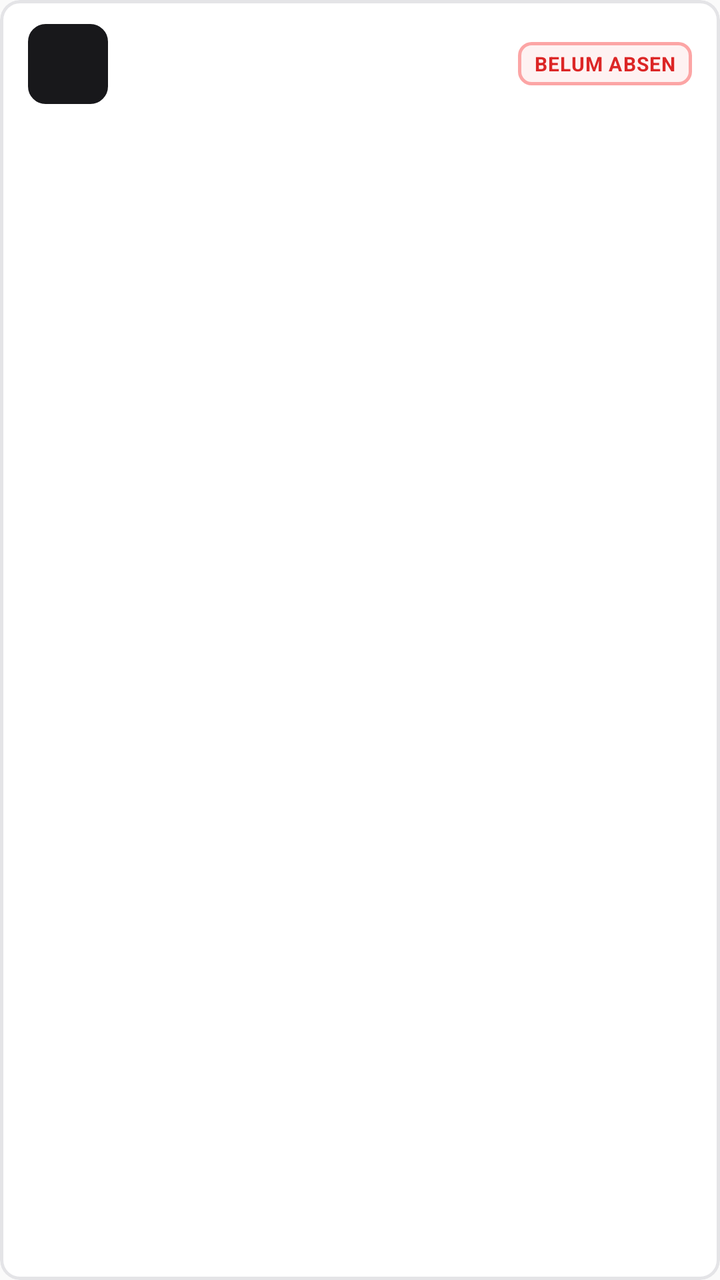
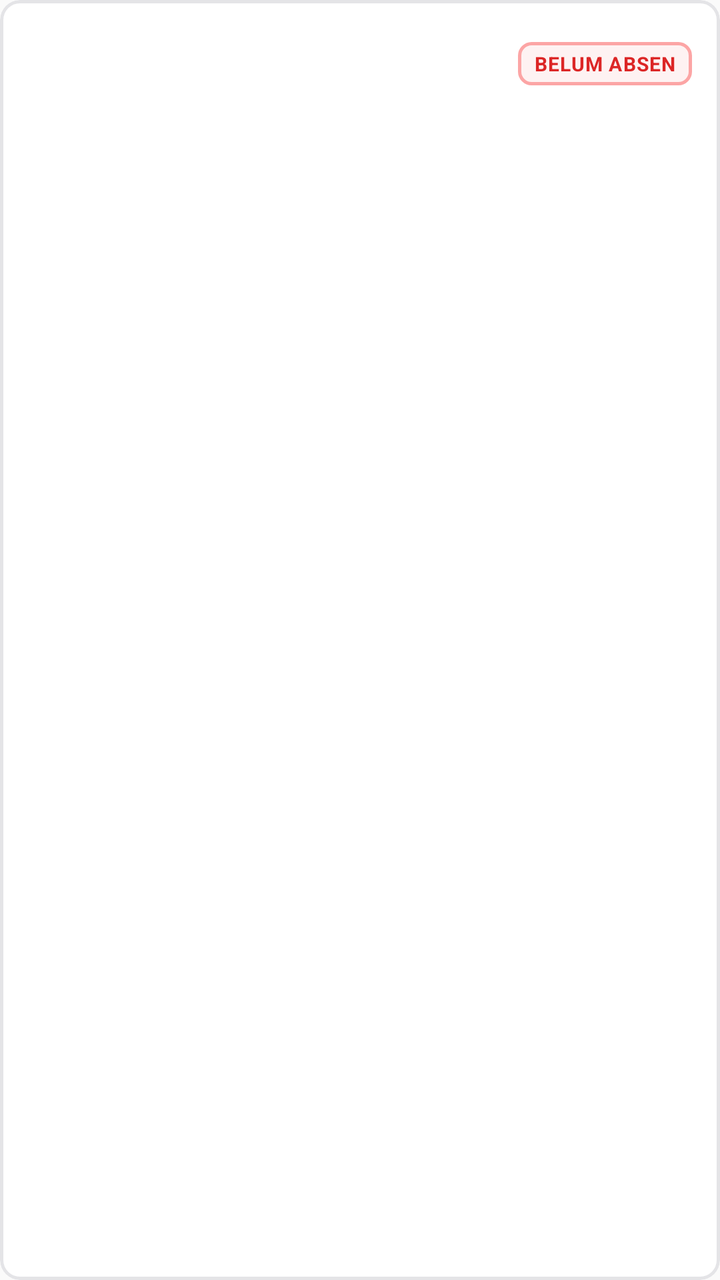

Before-and-after screenshots of an Android layout around one commit, followed by the original layout XML and the change that was made.
<!-- AndroidManifest.xml: application theme Theme.Absensi -->
<!-- res/layout/item_employee.xml -->
<?xml version="1.0" encoding="utf-8"?>
<com.google.android.material.card.MaterialCardView xmlns:android="http://schemas.android.com/apk/res/android"
    xmlns:app="http://schemas.android.com/apk/res-auto"
    android:layout_width="match_parent"
    android:layout_height="wrap_content"
    android:layout_marginBottom="8dp"
    app:cardBackgroundColor="@color/surface"
    app:cardCornerRadius="10dp"
    app:cardElevation="0dp"
    app:strokeColor="@color/border_crisp"
    app:strokeWidth="1.5dp">

    <LinearLayout
        android:layout_width="match_parent"
        android:layout_height="wrap_content"
        android:background="?attr/selectableItemBackground"
        android:gravity="center_vertical"
        android:orientation="horizontal"
        android:paddingStart="14dp"
        android:paddingTop="12dp"
        android:paddingEnd="14dp"
        android:paddingBottom="12dp">

        <TextView
            android:id="@+id/tvAvatar"
            android:layout_width="40dp"
            android:layout_height="40dp"
            android:background="@drawable/bg_avatar_box"
            android:gravity="center"
            android:textColor="@color/surface"
            android:textSize="14sp"
            android:textStyle="bold" />

        <LinearLayout
            android:layout_width="0dp"
            android:layout_height="wrap_content"
            android:layout_marginStart="14dp"
            android:layout_marginEnd="10dp"
            android:layout_weight="1"
            android:orientation="vertical">

            <TextView
                android:id="@+id/tvEmpName"
                android:layout_width="match_parent"
                android:layout_height="wrap_content"
                android:ellipsize="end"
                android:maxLines="1"
                android:textColor="@color/text_primary"
                android:textSize="15sp"
                android:textStyle="bold" />

            <TextView
                android:id="@+id/tvEmpDept"
                android:layout_width="match_parent"
                android:layout_height="wrap_content"
                android:layout_marginTop="2dp"
                android:ellipsize="end"
                android:maxLines="1"
                android:textColor="@color/text_secondary"
                android:textSize="12sp" />
        </LinearLayout>

        <TextView
            android:id="@+id/tvBadge"
            android:layout_width="wrap_content"
            android:layout_height="wrap_content"
            android:background="@drawable/bg_badge"
            android:paddingStart="8dp"
            android:paddingTop="4dp"
            android:paddingEnd="8dp"
            android:paddingBottom="4dp"
            android:text="BELUM ABSEN"
            android:textColor="@color/badge_danger_text"
            android:textSize="10sp"
            android:letterSpacing="0.04"
            android:textStyle="bold" />

    </LinearLayout>

</com.google.android.material.card.MaterialCardView>
<!-- resources referenced by this layout -->
<resources>
  <color name="badge_danger_text">#DC2626</color>
  <color name="border_crisp">#E4E4E7</color>
  <color name="surface">#FFFFFF</color>
  <color name="text_primary">#09090B</color>
  <color name="text_secondary">#71717A</color>
  <!-- drawable bg_avatar_box (drawable) -->
  <?xml version="1.0" encoding="utf-8"?>
  <shape xmlns:android="http://schemas.android.com/apk/res/android"
      android:shape="rectangle">
      <solid android:color="@color/avatar_1" />
      <corners android:radius="8dp" />
      <stroke android:width="1.5dp" android:color="@color/border_dark" />
  </shape>
  <!-- drawable bg_badge (drawable) -->
  <?xml version="1.0" encoding="utf-8"?>
  <shape xmlns:android="http://schemas.android.com/apk/res/android"
      android:shape="rectangle">
      <solid android:color="@color/badge_danger_bg" />
      <corners android:radius="6dp" />
      <stroke android:width="1.5dp" android:color="@color/badge_danger_border" />
  </shape>
  <style name="Theme.Absensi" parent="Theme.MaterialComponents.Light.NoActionBar">
          <item name="android:windowBackground">@color/bg_primary</item>
          <item name="colorPrimary">@color/accent</item>
          <item name="colorPrimaryDark">@color/primary_dark</item>
          <item name="android:statusBarColor">@color/surface</item>
          <item name="android:windowLightStatusBar">true</item>
          <item name="colorAccent">@color/accent</item>
      </style>
  <color name="avatar_1">#18181B</color>
  <color name="border_dark">#18181B</color>
  <color name="badge_danger_bg">#FEF2F2</color>
  <color name="badge_danger_border">#FCA5A5</color>
  <color name="bg_primary">#FAFAFA</color>
  <color name="accent">#09090B</color>
  <color name="primary_dark">#09090B</color>
</resources>

<!-- the commit's change to res/layout/item_employee.xml (unified diff, before → after) -->
@@ -21,15 +21,30 @@
         android:paddingEnd="14dp"
         android:paddingBottom="12dp">
 
-        <TextView
-            android:id="@+id/tvAvatar"
+        <FrameLayout
+            android:id="@+id/flAvatar"
             android:layout_width="40dp"
-            android:layout_height="40dp"
-            android:background="@drawable/bg_avatar_box"
-            android:gravity="center"
-            android:textColor="@color/surface"
-            android:textSize="14sp"
-            android:textStyle="bold" />
+            android:layout_height="40dp">
+
+            <ImageView
+                android:id="@+id/ivAvatar"
+                android:layout_width="match_parent"
+                android:layout_height="match_parent"
+                android:background="@drawable/bg_avatar_circle"
+                android:clipToOutline="true"
+                android:contentDescription="Foto Profil"
+                android:scaleType="centerCrop"
+                android:visibility="gone" />
+
+            <TextView
+                android:id="@+id/tvAvatar"
+                android:layout_width="match_parent"
+                android:layout_height="match_parent"
+                android:gravity="center"
+                android:textColor="@color/surface"
+                android:textSize="14sp"
+                android:textStyle="bold" />
+        </FrameLayout>
 
         <LinearLayout
             android:layout_width="0dp"
<!-- resource entries referenced after the edit -->
@@ -5,13 +5,14 @@
   <color name="surface">#FFFFFF</color>
   <color name="text_primary">#09090B</color>
   <color name="text_secondary">#71717A</color>
-  <!-- drawable bg_avatar_box (drawable) -->
+  <!-- drawable bg_avatar_circle (drawable) -->
   <?xml version="1.0" encoding="utf-8"?>
   <shape xmlns:android="http://schemas.android.com/apk/res/android"
-      android:shape="rectangle">
+      android:shape="oval">
       <solid android:color="@color/avatar_1" />
-      <corners android:radius="8dp" />
-      <stroke android:width="1.5dp" android:color="@color/border_dark" />
+      <stroke
+          android:width="1.5dp"
+          android:color="@color/border_dark" />
   </shape>
   <!-- drawable bg_badge (drawable) -->
   <?xml version="1.0" encoding="utf-8"?>
